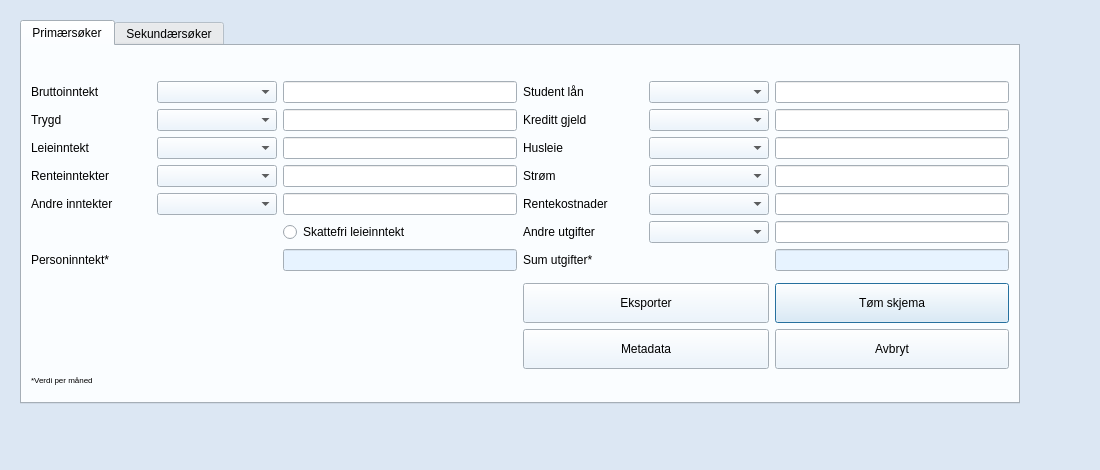
Qt form source/ui/views/forms/budget_form.ui (seemir/stressa) before a commit.
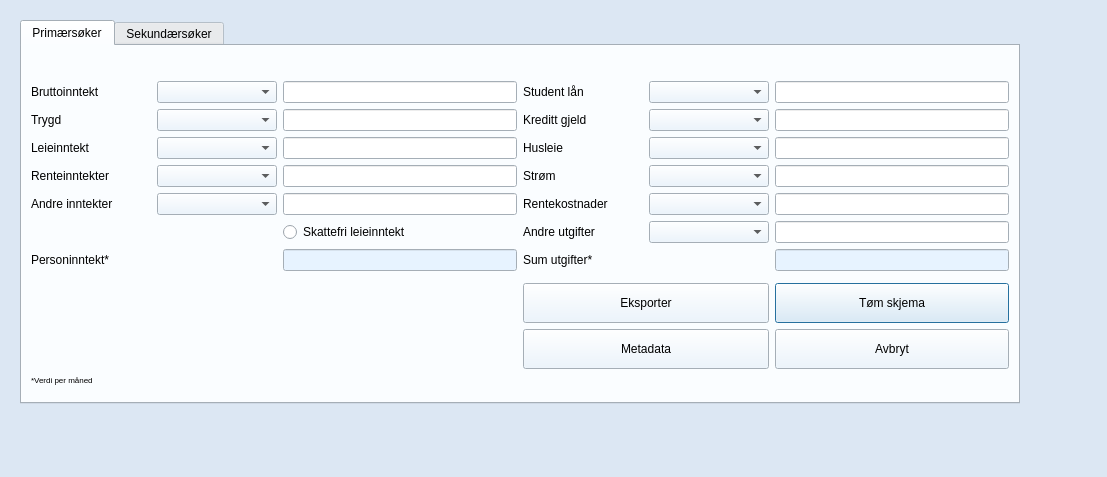
The same form after that commit. Icons and pictures are not drawn.

What changed in the file:
```diff
--- a/source/ui/views/forms/budget_form.ui
+++ b/source/ui/views/forms/budget_form.ui
@@ -6,8 +6,8 @@
    <rect>
     <x>0</x>
     <y>0</y>
-    <width>1100</width>
-    <height>470</height>
+    <width>1103</width>
+    <height>473</height>
    </rect>
   </property>
   <property name="sizePolicy">
@@ -18,8 +18,8 @@
   </property>
   <property name="minimumSize">
    <size>
-    <width>1100</width>
-    <height>470</height>
+    <width>0</width>
+    <height>0</height>
    </size>
   </property>
   <property name="maximumSize">
@@ -468,6 +468,12 @@
        <verstretch>0</verstretch>
       </sizepolicy>
      </property>
+     <property name="minimumSize">
+      <size>
+       <width>1085</width>
+       <height>455</height>
+      </size>
+     </property>
      <property name="frameShape">
       <enum>QFrame::NoFrame</enum>
      </property>
@@ -479,8 +485,8 @@
        <rect>
         <x>0</x>
         <y>0</y>
-        <width>1082</width>
-        <height>452</height>
+        <width>1085</width>
+        <height>455</height>
        </rect>
       </property>
       <property name="palette">
```
